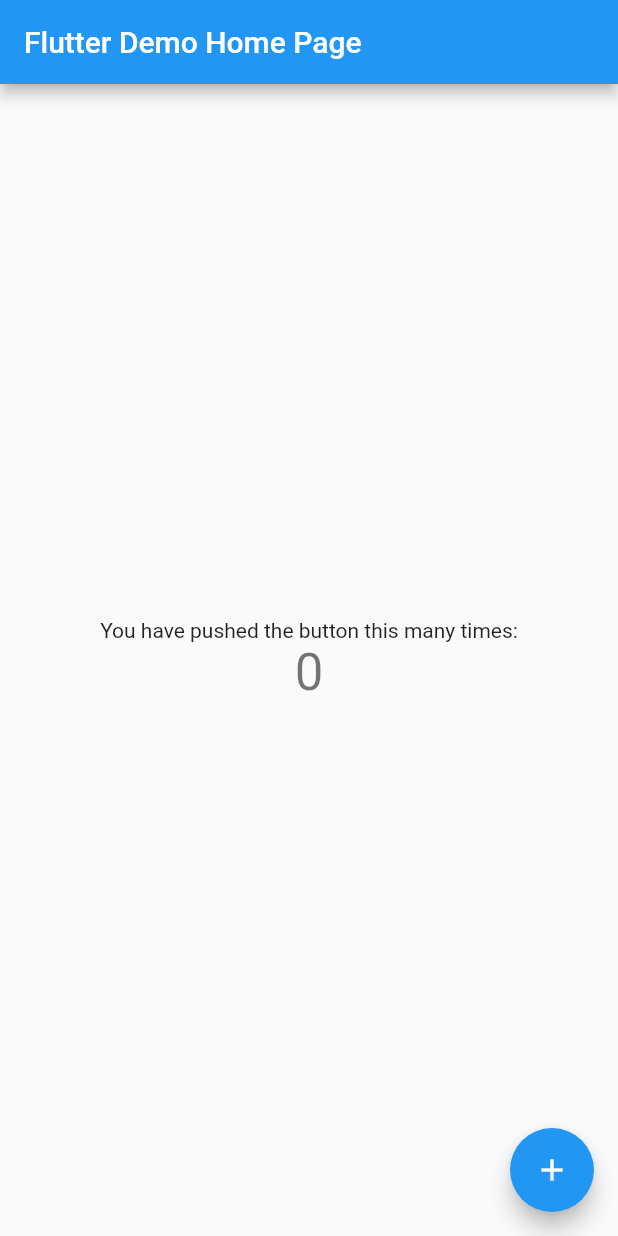
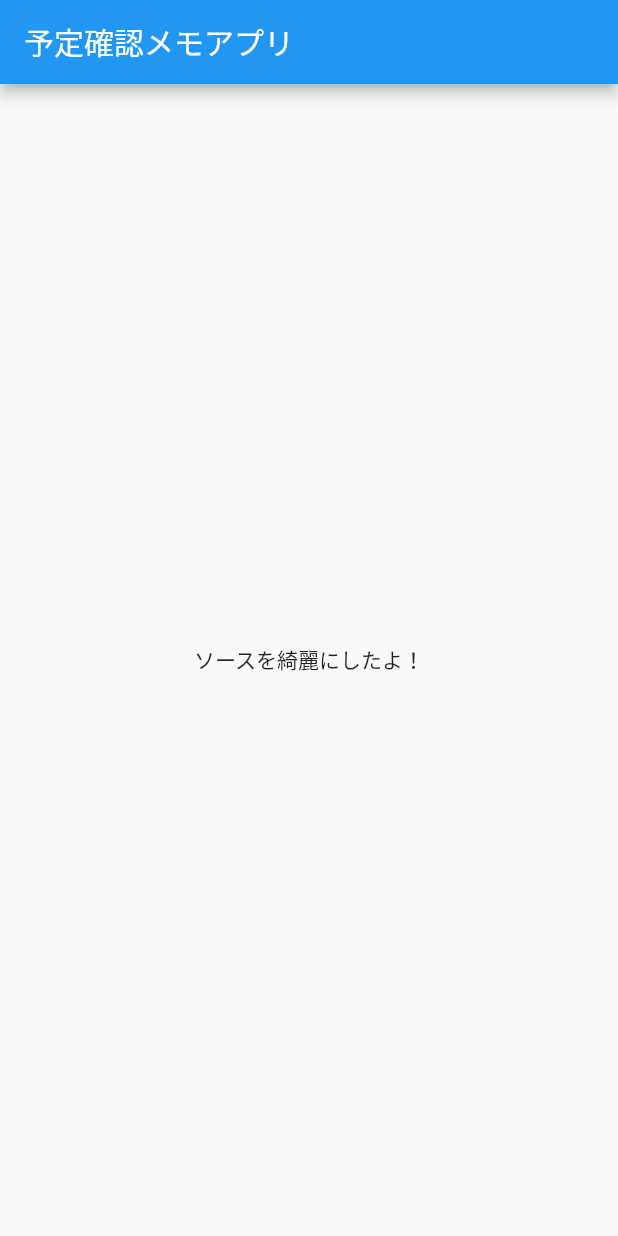
Before and after one commit to favopg/flutter_memo, a Flutter app: the screen it shows after launch, on a phone screen of 412 x 824 dp. Run offline on Flutter 3.47's test engine with Material 2 defaults, Android fonts, the phone set to English and light mode, and no system bars.

Commit message:
'#6対応'

```diff
--- a/app/lib/main.dart
+++ b/app/lib/main.dart
@@ -1,115 +1,23 @@
 import 'package:flutter/material.dart';
 
 void main() {
-  runApp(const MyApp());
+  runApp(const AppMemo());
 }
 
-class MyApp extends StatelessWidget {
-  const MyApp({super.key});
+class AppMemo extends StatelessWidget {
+  const AppMemo({super.key});
 
-  // This widget is the root of your application.
   @override
   Widget build(BuildContext context) {
     return MaterialApp(
-      title: 'Flutter Demo',
-      theme: ThemeData(
-        // This is the theme of your application.
-        //
-        // Try running your application with "flutter run". You'll see the
-        // application has a blue toolbar. Then, without quitting the app, try
-        // changing the primarySwatch below to Colors.green and then invoke
-        // "hot reload" (press "r" in the console where you ran "flutter run",
-        // or simply save your changes to "hot reload" in a Flutter IDE).
-        // Notice that the counter didn't reset back to zero; the application
-        // is not restarted.
-        primarySwatch: Colors.blue,
+      home: Scaffold(
+        appBar: AppBar(
+          title: const Text("予定確認メモアプリ"),
+        ),
+        body: const Center(
+          child: Text("ソースを綺麗にしたよ！"),
+        ),
       ),
-      home: const MyHomePage(title: 'Flutter Demo Home Page'),
     );
   }
 }
-
-class MyHomePage extends StatefulWidget {
-  const MyHomePage({super.key, required this.title});
-
-  // This widget is the home page of your application. It is stateful, meaning
-  // that it has a State object (defined below) that contains fields that affect
-  // how it looks.
-
-  // This class is the configuration for the state. It holds the values (in this
-  // case the title) provided by the parent (in this case the App widget) and
-  // used by the build method of the State. Fields in a Widget subclass are
-  // always marked "final".
-
-  final String title;
-
-  @override
-  State<MyHomePage> createState() => _MyHomePageState();
-}
-
-class _MyHomePageState extends State<MyHomePage> {
-  int _counter = 0;
-
-  void _incrementCounter() {
-    setState(() {
-      // This call to setState tells the Flutter framework that something has
-      // changed in this State, which causes it to rerun the build method below
-      // so that the display can reflect the updated values. If we changed
-      // _counter without calling setState(), then the build method would not be
-      // called again, and so nothing would appear to happen.
-      _counter++;
-    });
-  }
-
-  @override
-  Widget build(BuildContext context) {
-    // This method is rerun every time setState is called, for instance as done
-    // by the _incrementCounter method above.
-    //
-    // The Flutter framework has been optimized to make rerunning build methods
-    // fast, so that you can just rebuild anything that needs updating rather
-    // than having to individually change instances of widgets.
-    return Scaffold(
-      appBar: AppBar(
-        // Here we take the value from the MyHomePage object that was created by
-        // the App.build method, and use it to set our appbar title.
-        title: Text(widget.title),
-      ),
-      body: Center(
-        // Center is a layout widget. It takes a single child and positions it
-        // in the middle of the parent.
-        child: Column(
-          // Column is also a layout widget. It takes a list of children and
-          // arranges them vertically. By default, it sizes itself to fit its
-          // children horizontally, and tries to be as tall as its parent.
-          //
-          // Invoke "debug painting" (press "p" in the console, choose the
-          // "Toggle Debug Paint" action from the Flutter Inspector in Android
-          // Studio, or the "Toggle Debug Paint" command in Visual Studio Code)
-          // to see the wireframe for each widget.
-          //
-          // Column has various properties to control how it sizes itself and
-          // how it positions its children. Here we use mainAxisAlignment to
-          // center the children vertically; the main axis here is the vertical
-          // axis because Columns are vertical (the cross axis would be
-          // horizontal).
-          mainAxisAlignment: MainAxisAlignment.center,
-          children: <Widget>[
-            const Text(
-              'You have pushed the button this many times:',
-            ),
-            Text(
-              '$_counter',
-              style: Theme.of(context).textTheme.headline4,
-            ),
-          ],
-        ),
-      ),
-      floatingActionButton: FloatingActionButton(
-        onPressed: _incrementCounter,
-        tooltip: 'Increment',
-        child: const Icon(Icons.add),
-      ), // This trailing comma makes auto-formatting nicer for build methods.
-    );
-  }
-}
```
